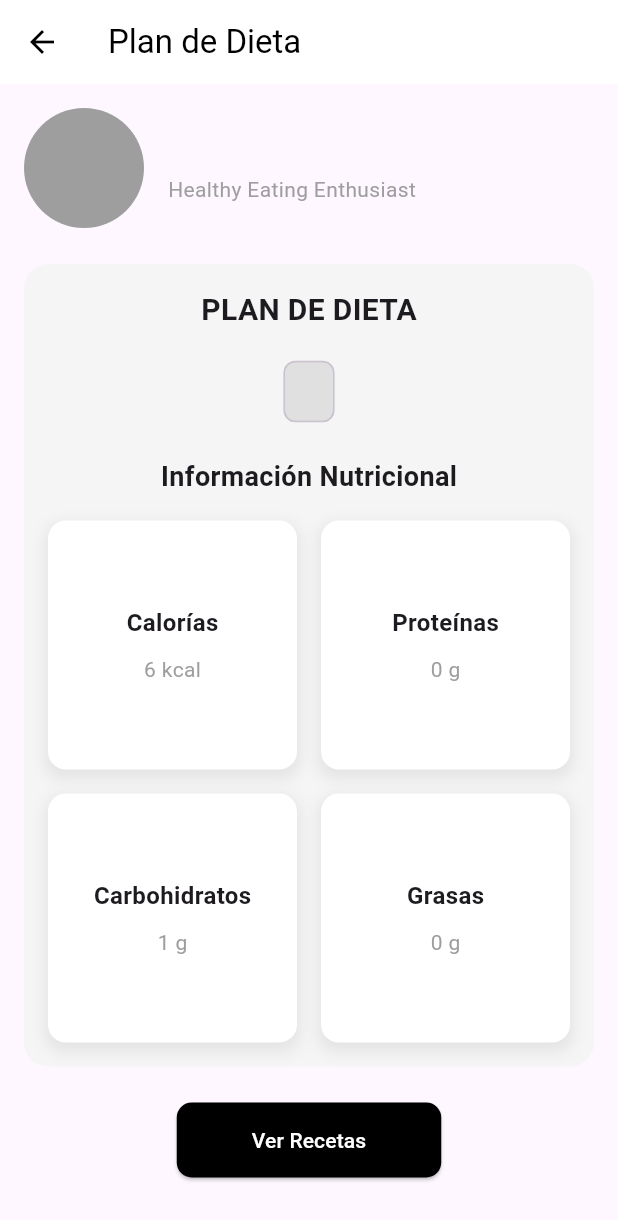
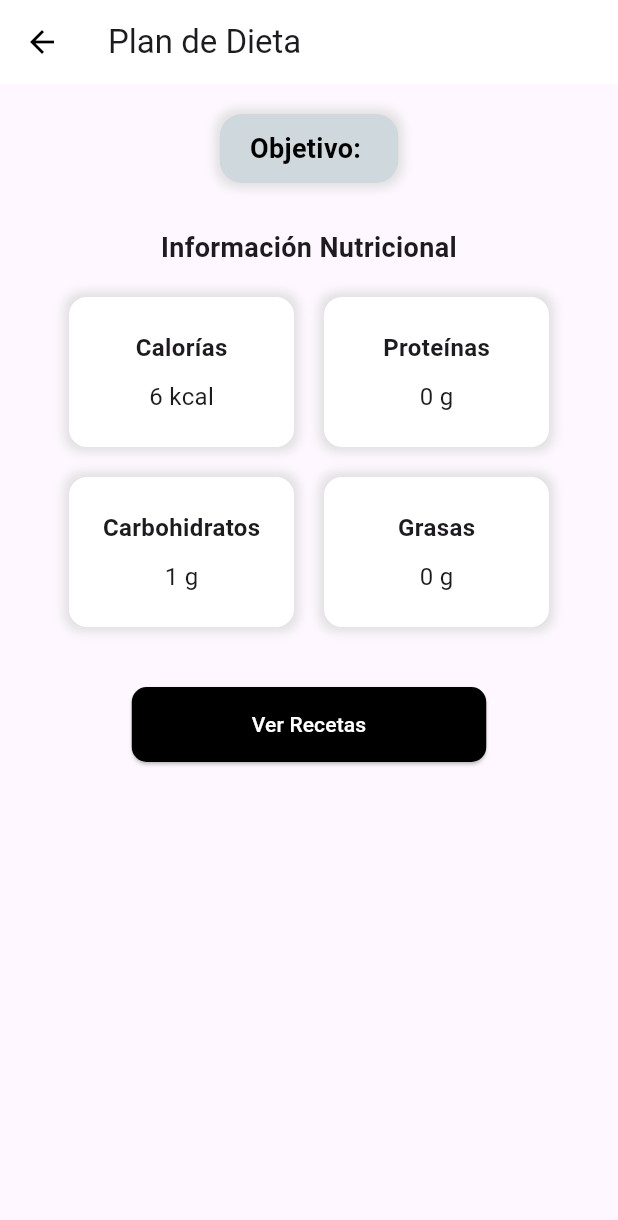
Before and after one commit to martinaamonerris/APP-NUTRI, a Flutter app: the DietPlanView screen opened directly with empty values, on a phone screen of 412 x 824 dp. Shown: the top 1220 px of the screen. Run offline on Flutter 3.47's test engine with Material 3 defaults, Android fonts, the phone set to English and light mode, and no system bars.

Commit message:
Update Plandieta.dart

```diff
--- a/lib/view/Plandieta.dart
+++ b/lib/view/Plandieta.dart
@@ -1,4 +1,5 @@
 import 'package:flutter/material.dart';
+import 'recetas_sugeridas.dart';
 
 class DietPlanView extends StatelessWidget {
   final String nombre;
@@ -27,120 +28,93 @@ class DietPlanView extends StatelessWidget {
 
     return Scaffold(
       appBar: AppBar(
-        title: const Text(
-          'Plan de Dieta',
-          style: TextStyle(color: Colors.black),
-        ),
+        title: const Text('Plan de Dieta'),
         backgroundColor: Colors.white,
         elevation: 0,
         iconTheme: const IconThemeData(color: Colors.black),
       ),
-      body: SingleChildScrollView(
-        child: Padding(
-          padding: const EdgeInsets.all(16.0),
+      body: Padding(
+        padding: const EdgeInsets.symmetric(horizontal: 20.0),
+        child: Column(
+          crossAxisAlignment: CrossAxisAlignment.center,
+          children: [
+            const SizedBox(height: 20),
+            Center(
+              child: Container(
+                padding: const EdgeInsets.symmetric(vertical: 10, horizontal: 20),
+                decoration: BoxDecoration(
+                  color: Colors.blueGrey.shade100,
+                  borderRadius: BorderRadius.circular(15),
+                  boxShadow: [
+                    BoxShadow(color: Colors.grey[300]!, blurRadius: 5, spreadRadius: 3),
+                  ],
+                ),
+                child: Text(
+                  'Objetivo: $objetivo',
+                  style: const TextStyle(
+                    fontSize: 18,
+                    fontWeight: FontWeight.bold,
+                    color: Colors.black,
+                  ),
+                ),
+              ),
+            ),
+            const SizedBox(height: 30),
+
+            const Text(
+              'Información Nutricional',
+              textAlign: TextAlign.center,
+              style: TextStyle(fontSize: 18, fontWeight: FontWeight.bold),
+            ),
+            const SizedBox(height: 20),
+
+            Center(
               child: Column(
                 children: [
                   Row(
+                    mainAxisAlignment: MainAxisAlignment.center,
                     children: [
-                  const CircleAvatar(
-                    radius: 40,
-                    backgroundColor: Colors.grey,
-                  ),
-                  const SizedBox(width: 16),
-                  Column(
-                    crossAxisAlignment: CrossAxisAlignment.start,
-                    children: [
-                      Text(
-                        nombre,
-                        style: const TextStyle(
-                          fontSize: 20,
-                          fontWeight: FontWeight.bold,
-                        ),
-                      ),
-                      const Text(
-                        'Healthy Eating Enthusiast',
-                        style: TextStyle(
-                          color: Colors.grey,
-                          fontSize: 14,
-                        ),
-                      ),
+                      _buildNutrientCard('Calorías', '${calorias.toStringAsFixed(0)} kcal'),
+                      const SizedBox(width: 20),
+                      _buildNutrientCard('Proteínas', '${proteinas.toStringAsFixed(0)} g'),
                     ],
                   ),
-                ],
-              ),
-              const SizedBox(height: 24),
-              Container(
-                decoration: BoxDecoration(
-                  color: Colors.grey[100],
-                  borderRadius: BorderRadius.circular(16),
-                ),
-                padding: const EdgeInsets.all(16),
-                child: Column(
-                  crossAxisAlignment: CrossAxisAlignment.center,
+                  const SizedBox(height: 20),
+                  Row(
+                    mainAxisAlignment: MainAxisAlignment.center,
                     children: [
-                    const Text(
-                      'PLAN DE DIETA',
-                      style: TextStyle(
-                        fontSize: 20,
-                        fontWeight: FontWeight.bold,
-                      ),
-                    ),
-                    const SizedBox(height: 16),
-                    Chip(
-                      label: Text(
-                        objetivo,
-                        style: const TextStyle(fontSize: 16),
-                      ),
-                      backgroundColor: Colors.grey[300],
-                    ),
-                    const SizedBox(height: 20),
-                    const Text(
-                      'Información Nutricional',
-                      style: TextStyle(
-                        fontSize: 18,
-                        fontWeight: FontWeight.bold,
-                      ),
-                    ),
-                    const SizedBox(height: 16),
-                    GridView.count(
-                      crossAxisCount: 2,
-                      crossAxisSpacing: 16,
-                      mainAxisSpacing: 16,
-                      shrinkWrap: true,
-                      physics: const NeverScrollableScrollPhysics(),
-                      children: [
-                        _buildNutrientCard(
-                            'Calorías', '${calorias.toStringAsFixed(0)} kcal'),
-                        _buildNutrientCard(
-                            'Proteínas', '${proteinas.toStringAsFixed(0)} g'),
-                        _buildNutrientCard('Carbohidratos',
-                            '${carbohidratos.toStringAsFixed(0)} g'),
-                        _buildNutrientCard(
-                            'Grasas', '${grasas.toStringAsFixed(0)} g'),
+                      _buildNutrientCard('Carbohidratos', '${carbohidratos.toStringAsFixed(0)} g'),
+                      const SizedBox(width: 20),
+                      _buildNutrientCard('Grasas', '${grasas.toStringAsFixed(0)} g'),
                     ],
                   ),
                 ],
               ),
             ),
-              const SizedBox(height: 24),
-              ElevatedButton(
+            const SizedBox(height: 40),
+
+            Center(
+              child: ElevatedButton(
                 style: ElevatedButton.styleFrom(
                   backgroundColor: Colors.black,
-                  padding:
-                      const EdgeInsets.symmetric(horizontal: 50, vertical: 15),
-                  shape: RoundedRectangleBorder(
-                      borderRadius: BorderRadius.circular(10)),
+                  padding: const EdgeInsets.symmetric(horizontal: 80, vertical: 15),
+                  shape: RoundedRectangleBorder(borderRadius: BorderRadius.circular(10)),
                 ),
                 onPressed: () {
-                  // Acción al presionar el botón
+                  Navigator.push(
+                    context,
+                    MaterialPageRoute(
+                      builder: (context) => const RecetasSugeridasView(),
+                    ),
+                  );
                 },
                 child: const Text(
                   'Ver Recetas',
                   style: TextStyle(color: Colors.white),
                 ),
               ),
+            ),
           ],
-          ),
         ),
       ),
     );
@@ -148,38 +122,30 @@ class DietPlanView extends StatelessWidget {
 
   Widget _buildNutrientCard(String title, String value) {
     return Container(
+      width: 150,
+      height: 100,
       decoration: BoxDecoration(
         color: Colors.white,
         borderRadius: BorderRadius.circular(12),
         boxShadow: [
-          BoxShadow(
-            color: Colors.grey.withOpacity(0.2),
-            blurRadius: 8,
-            spreadRadius: 2,
-            offset: const Offset(0, 4),
-          ),
+          BoxShadow(color: Colors.grey[300]!, blurRadius: 5, spreadRadius: 3),
         ],
       ),
-      padding: const EdgeInsets.symmetric(vertical: 16, horizontal: 12),
+      child: Center(
         child: Column(
           mainAxisAlignment: MainAxisAlignment.center,
           children: [
             Text(
               title,
-            style: const TextStyle(
-              fontSize: 16,
-              fontWeight: FontWeight.bold,
-            ),
+              style: const TextStyle(fontSize: 16, fontWeight: FontWeight.bold),
             ),
             const SizedBox(height: 10),
             Text(
               value,
-            style: const TextStyle(
-              fontSize: 14,
-              color: Colors.grey,
-            ),
+              style: const TextStyle(fontSize: 16),
             ),
           ],
+        ),
       ),
     );
   }
@@ -187,15 +153,22 @@ class DietPlanView extends StatelessWidget {
   double calcularCalorias() {
     double tmb = 10 * peso + 6.25 * altura - 5 * edad + 5;
     double multiplicador = 1.2;
-    if (nivelActividad == 'Moderado') multiplicador = 1.5;
-    if (nivelActividad == 'Alto') multiplicador = 1.7;
+    if (nivelActividad == 'Moderado') {
+      multiplicador = 1.5;
+    } else if (nivelActividad == 'Alto') {
+      multiplicador = 1.7;
+    }
     return tmb * multiplicador;
   }
 
   double calcularProteinas() {
-    if (objetivo == 'Ganar masa muscular') return peso * 2.2;
-    if (objetivo == 'Perder peso') return peso * 1.5;
+    if (objetivo == 'Ganar masa muscular') {
+      return peso * 2.2;
+    } else if (objetivo == 'Perder peso') {
+      return peso * 1.5;
+    } else {
       return peso * 1.8;
+    }
   }
 
   double calcularCarbohidratos() {
```
Lines whose indentation alone changed are shown as unchanged.
